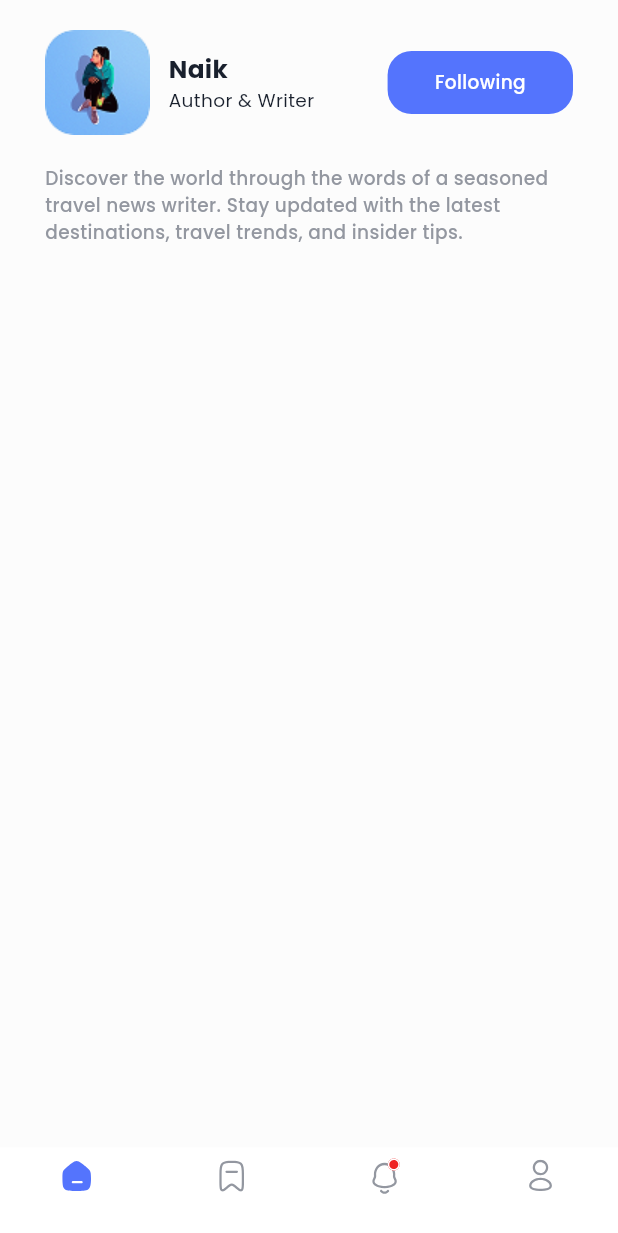
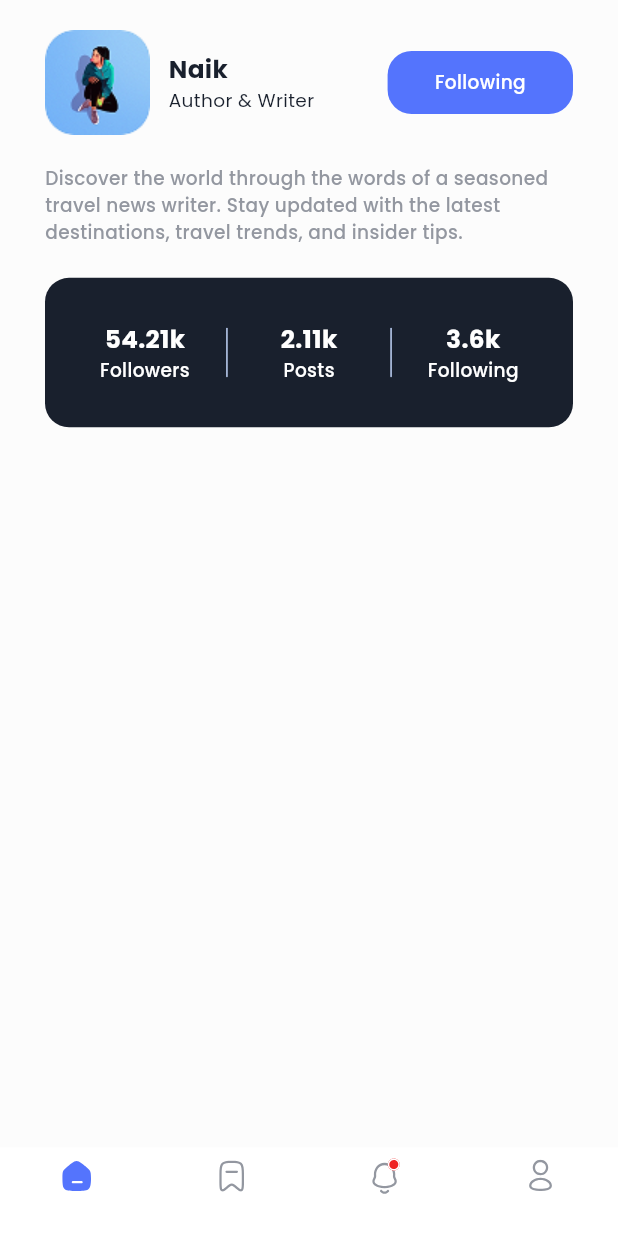
Before and after one commit to shashwat-naik/Education-Purpose, a Flutter app: the screen it shows after launch, on a phone screen of 412 x 824 dp. Shown: the top 1233 px of the screen. Run offline on Flutter 3.47's test engine with Material 3 defaults, Android fonts, the phone set to English and light mode, and no system bars; our stand-ins replace carousel_slider, flutter_svg, google_fonts.

Commit message:
User Stats section

```diff
--- a/lib/profile_screen.dart
+++ b/lib/profile_screen.dart
@@ -99,6 +99,102 @@ class ProfileScreen extends StatelessWidget {
               SizedBox(
                 height: SizeConfig.blockSizeVertical! * 2.5,
               ),
+              Container(
+                padding: EdgeInsets.symmetric(
+                  horizontal: SizeConfig.blockSizeHorizontal! * 3,
+                  vertical: SizeConfig.blockSizeVertical! * 3.5,
+                ),
+                decoration: BoxDecoration(
+                  borderRadius: BorderRadius.circular(
+                    kBorderRadius,
+                  ),
+                  color: kDarkBlue,
+                ),
+                child: Row(
+                  mainAxisAlignment: MainAxisAlignment.spaceBetween,
+                  children: [
+                    Expanded(
+                      child: Column(
+                        children: [
+                          Text(
+                            '54.21k',
+                            style: kPoppinsBold.copyWith(
+                              color: kWhite,
+                              fontSize: SizeConfig.blockSizeHorizontal! * 4,
+                            ),
+                          ),
+                          Text(
+                            'Followers',
+                            style: kPoppinsMedium.copyWith(
+                              color: kWhite,
+                              fontSize: SizeConfig.blockSizeHorizontal! * 3,
+                            ),
+                          ),
+                        ],
+                      ),
+                    ),
+                    Container(
+                      width: 1,
+                      height: SizeConfig.blockSizeVertical! * 4,
+                      decoration: BoxDecoration(
+                        borderRadius: BorderRadius.circular(2),
+                        color: kLighterBlue,
+                      ),
+                    ),
+                    Expanded(
+                      child: Column(
+                        children: [
+                          Text(
+                            '2.11k',
+                            style: kPoppinsBold.copyWith(
+                              color: kWhite,
+                              fontSize: SizeConfig.blockSizeHorizontal! * 4,
+                            ),
+                          ),
+                          Text(
+                            'Posts',
+                            style: kPoppinsMedium.copyWith(
+                              color: kWhite,
+                              fontSize: SizeConfig.blockSizeHorizontal! * 3,
+                            ),
+                          ),
+                        ],
+                      ),
+                    ),
+                    Container(
+                      width: 1,
+                      height: SizeConfig.blockSizeVertical! * 4,
+                      decoration: BoxDecoration(
+                        borderRadius: BorderRadius.circular(2),
+                        color: kLighterBlue,
+                      ),
+                    ),
+                    Expanded(
+                      child: Column(
+                        children: [
+                          Text(
+                            '3.6k',
+                            style: kPoppinsBold.copyWith(
+                              color: kWhite,
+                              fontSize: SizeConfig.blockSizeHorizontal! * 4,
+                            ),
+                          ),
+                          Text(
+                            'Following',
+                            style: kPoppinsMedium.copyWith(
+                              color: kWhite,
+                              fontSize: SizeConfig.blockSizeHorizontal! * 3,
+                            ),
+                          ),
+                        ],
+                      ),
+                    ),
+                  ],
+                ),
+              ),
+              SizedBox(
+                height: SizeConfig.blockSizeVertical! * 2.5,
+              ),
             ],
           ),
         ),
```
